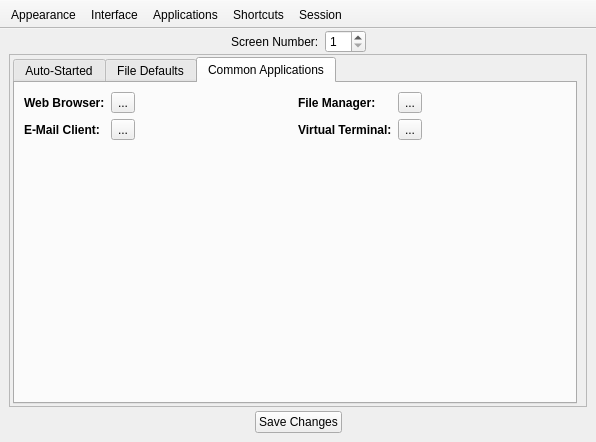
Qt form src-qt5/core-utils/lumina-config/mainUI.ui (lumina-desktop/lumina) before a commit.
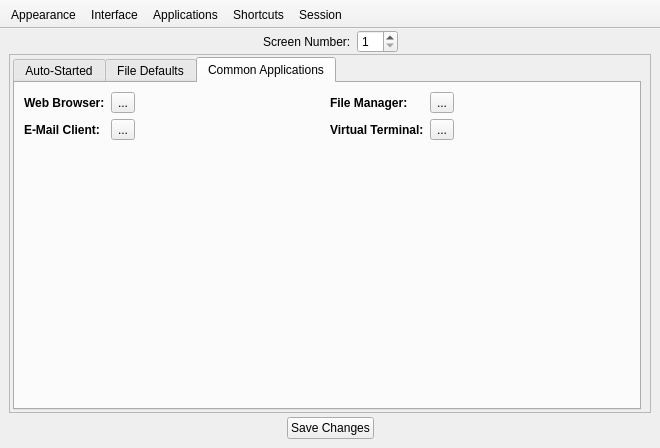
The same form after that commit.

Commit message: Change the default size so that there is no weird window resizing.

```diff
--- a/src-qt5/core-utils/lumina-config/mainUI.ui
+++ b/src-qt5/core-utils/lumina-config/mainUI.ui
@@ -9,8 +9,8 @@
    <rect>
     <x>0</x>
     <y>0</y>
-    <width>596</width>
-    <height>442</height>
+    <width>660</width>
+    <height>448</height>
    </rect>
   </property>
   <property name="windowTitle">
```
